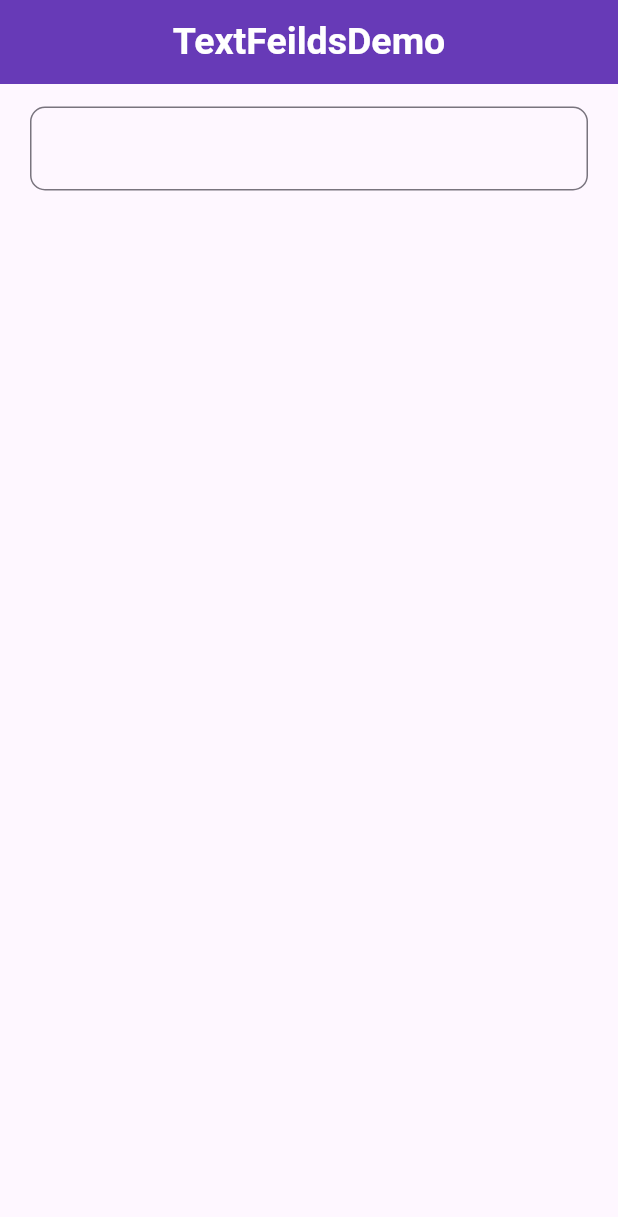
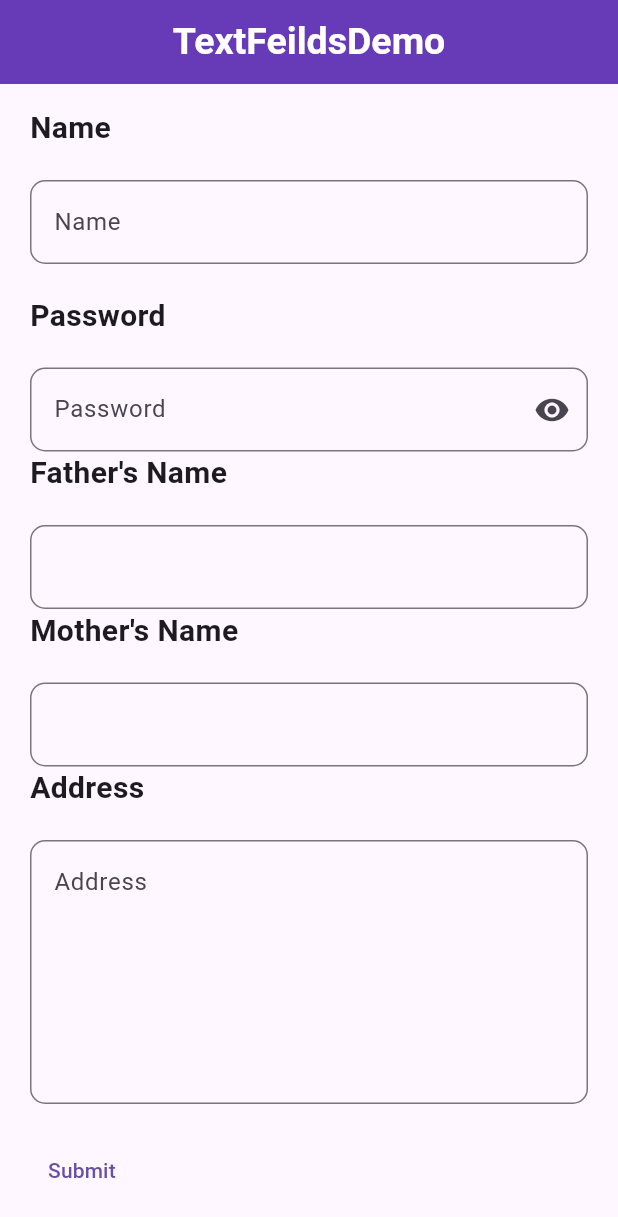
Before and after one commit to aysha789/textfeilds_demo, a Flutter app: the screen it shows after launch, on a phone screen of 412 x 824 dp. Shown: the top 1217 px of the screen. Run offline on Flutter 3.47's test engine with Material 3 defaults, Android fonts, the phone set to English and light mode, and no system bars.

Commit message:
full from

```diff
--- a/lib/home_page.dart
+++ b/lib/home_page.dart
@@ -8,6 +8,7 @@ class HomePage extends StatefulWidget {
 }
 
 class _HomePageState extends State<HomePage> {
+  bool text= true;
   @override
   Widget build(BuildContext context) {
     return Scaffold(
@@ -18,23 +19,108 @@ class _HomePageState extends State<HomePage> {
             style: TextStyle(color: Colors.white,fontSize: 25,fontWeight: FontWeight.bold),),
         ),
       ),
-      body: Column(
+      body: SingleChildScrollView(
+        child: Column(
           children: [
             SizedBox(height: 15,),
             Padding(
               padding: const EdgeInsets.symmetric(horizontal: 20),
-            child: TextField(
+              child: Column(
+                crossAxisAlignment: CrossAxisAlignment.start,
+                children: [
+                  Text("Name",style: TextStyle(fontSize: 20,fontWeight: FontWeight.bold),),
+                  SizedBox(height: 20,),
+                  TextField(
                     // textInputAction: TextInputAction.search,
                     // keyboardType: TextInputType.number,
                     decoration: InputDecoration(
+                      hintText: "Name",
                         border: OutlineInputBorder(
                           borderRadius: BorderRadius.circular(10),
+                          borderSide: BorderSide(color:Colors.yellowAccent,width: 10)
+                        )
+                    ),
+                  ),
+                  SizedBox(
+                    height: 20,
+                  ),
+                  Text("Password",style: TextStyle(fontSize: 20,fontWeight: FontWeight.bold),),
+                  SizedBox(
+                    height: 20,
+                  ),
+                  TextField(
+                    obscureText:text,
+                    decoration: InputDecoration(
+                      suffixIcon:InkWell(onTap: (){
+                        text=!text;
+                        setState(() {7
+                        });
+                      },
+                          child: text? Icon(Icons.visibility):Icon(Icons.visibility_off)),
+                      hintText: "Password",
+                      border: OutlineInputBorder(
+                        borderRadius: BorderRadius.circular(10),
+                        borderSide: BorderSide(
+                            color:Colors.yellowAccent,width: 10
+                        ),
+
 
                       )
                     ),
                   ),
+                  Text("Father's Name",style: TextStyle(fontSize: 20,fontWeight: FontWeight.bold),),
+                  SizedBox(
+                    height: 20,
+                  ),
+                  TextField(
+                    decoration: InputDecoration(
+                      border: OutlineInputBorder(
+                        borderRadius: BorderRadius.circular(10),
+                        borderSide: BorderSide(
+                            color:Colors.yellowAccent,width: 10
+                        )
+                      )
+                    ),
+                  ),
+                  Text("Mother's Name",style: TextStyle(fontSize: 20,fontWeight: FontWeight.bold),),
+                  SizedBox(
+                    height: 20,
+                  ),
+                  TextField(
+                    decoration: InputDecoration(
+                        border: OutlineInputBorder(
+                            borderRadius: BorderRadius.circular(10),
+                            borderSide: BorderSide(
+                                color:Colors.yellowAccent,width: 10
+                            )
+                        )
+                    ),
+                  ),
+                  Text("Address",style: TextStyle(fontSize: 20,fontWeight: FontWeight.bold),),
+                  SizedBox(
+                    height: 20,
+                  ),
+                TextField(
+                  maxLines: 6,
+                  decoration: InputDecoration(
+                    hintText: "Address",
+                    border: OutlineInputBorder(
+                      borderRadius: BorderRadius.circular(10),
+                      borderSide: BorderSide(
+                          color:Colors.yellowAccent,width: 10
+                      ),
+                    )
+                  ),
+                ),
+                  SizedBox(height: 20,),
+                  TextButton(
+
+                      onPressed: (){}, child: Text("Submit"))
+                ],
+              )
             ),
           ],
+        ),
       ),
     );
   }
```
Lines whose indentation alone changed are shown as unchanged.
